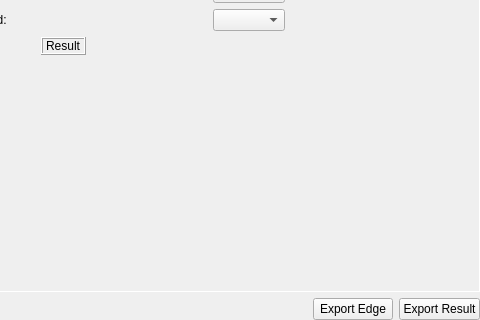
Old version of the form cpp-qt/mainpanel.ui in the repository miRoox/MEMS-oriented-image-testing-technology; both pictures show x 320 to 800 and y 280 to 600 of the 800 by 600 pixel window.
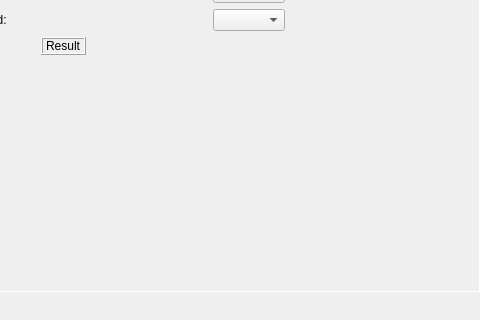
New version of the form. Icons and pictures are not drawn. Custom widgets are drawn as their Qt base class.

Diff of the .ui file:
```diff
--- a/cpp-qt/mainpanel.ui
+++ b/cpp-qt/mainpanel.ui
@@ -858,20 +858,6 @@
        </property>
       </spacer>
      </item>
-     <item>
-      <widget class="QPushButton" name="pushButtonEdge">
-       <property name="text">
-        <string>Export Edge</string>
-       </property>
-      </widget>
-     </item>
-     <item alignment="Qt::AlignRight">
-      <widget class="QPushButton" name="pushButtonExport">
-       <property name="text">
-        <string>Export Result</string>
-       </property>
-      </widget>
-     </item>
     </layout>
    </item>
   </layout>
```
